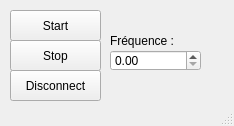
Before: the Qt Designer form Bamos_pilotage_test/mainwindow.ui in Orogan/bamos-leonard, drawn with Qt 5.
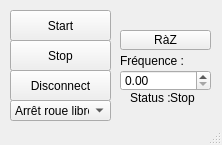
After: the same form once the commit is applied.

Patch:
```diff
--- a/Bamos_pilotage_test/mainwindow.ui
+++ b/Bamos_pilotage_test/mainwindow.ui
@@ -6,8 +6,8 @@
    <rect>
     <x>0</x>
     <y>0</y>
-    <width>234</width>
-    <height>126</height>
+    <width>222</width>
+    <height>145</height>
    </rect>
   </property>
   <property name="windowTitle">
@@ -19,7 +19,7 @@
      <rect>
       <x>10</x>
       <y>70</y>
-      <width>91</width>
+      <width>101</width>
       <height>31</height>
      </rect>
     </property>
@@ -32,7 +32,7 @@
      <rect>
       <x>10</x>
       <y>10</y>
-      <width>91</width>
+      <width>101</width>
       <height>31</height>
      </rect>
     </property>
@@ -45,7 +45,7 @@
      <rect>
       <x>10</x>
       <y>40</y>
-      <width>91</width>
+      <width>101</width>
       <height>31</height>
      </rect>
     </property>
@@ -56,18 +56,18 @@
    <widget class="QDoubleSpinBox" name="freqBox">
     <property name="geometry">
      <rect>
-      <x>110</x>
+      <x>120</x>
+      <y>70</y>
+      <width>91</width>
+      <height>21</height>
+     </rect>
+    </property>
+   </widget>
+   <widget class="QLabel" name="labelFrequence">
+    <property name="geometry">
+     <rect>
+      <x>120</x>
       <y>50</y>
-      <width>91</width>
-      <height>21</height>
-     </rect>
-    </property>
-   </widget>
-   <widget class="QLabel" name="label">
-    <property name="geometry">
-     <rect>
-      <x>110</x>
-      <y>30</y>
       <width>71</width>
       <height>21</height>
      </rect>
@@ -76,6 +76,65 @@
      <string>Fréquence :</string>
     </property>
    </widget>
+   <widget class="QPushButton" name="razButton1">
+    <property name="geometry">
+     <rect>
+      <x>120</x>
+      <y>30</y>
+      <width>91</width>
+      <height>20</height>
+     </rect>
+    </property>
+    <property name="text">
+     <string>RàZ</string>
+    </property>
+   </widget>
+   <widget class="QLabel" name="label">
+    <property name="geometry">
+     <rect>
+      <x>130</x>
+      <y>90</y>
+      <width>41</width>
+      <height>16</height>
+     </rect>
+    </property>
+    <property name="text">
+     <string>Status :</string>
+    </property>
+   </widget>
+   <widget class="QLabel" name="label_status">
+    <property name="geometry">
+     <rect>
+      <x>170</x>
+      <y>90</y>
+      <width>41</width>
+      <height>16</height>
+     </rect>
+    </property>
+    <property name="text">
+     <string>Stop</string>
+    </property>
+   </widget>
+   <widget class="QComboBox" name="comboBox_stopType">
+    <property name="geometry">
+     <rect>
+      <x>10</x>
+      <y>100</y>
+      <width>101</width>
+      <height>21</height>
+     </rect>
+    </property>
+    <item>
+     <property name="text">
+      <string comment="1">Arrêt roue libre</string>
+     </property>
+    </item>
+    <item>
+     <property name="text">
+      <string comment="2">Arrêt forcé</string>
+     </property>
+    </item>
+   </widget>
   </widget>
   <widget class="QStatusBar" name="statusBar"/>
  </widget>
```
